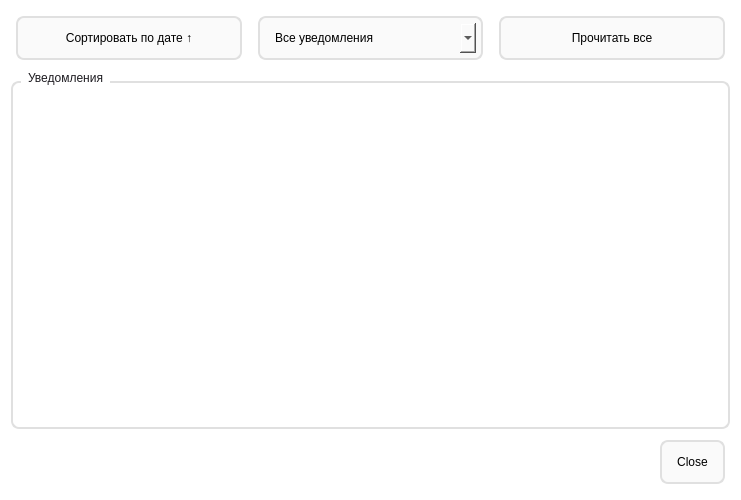
This is src/view/notifications.ui in burakshaevn/qt-car-dealership as Qt 5 draws it before an edit. The edited form follows.
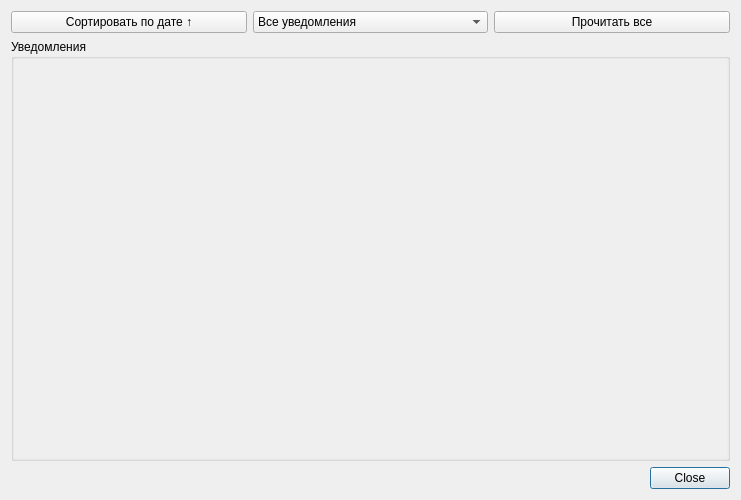
This is the edited form.

Patch:
```diff
--- a/src/view/notifications.ui
+++ b/src/view/notifications.ui
@@ -13,57 +13,6 @@
   <property name="windowTitle">
    <string>🔔 Уведомления</string>
   </property>
-  <property name="styleSheet">
-   <string notr="true">QDialog {
-    background-color: #ffffff;
-    border-radius: 12px;
-}
-QLabel {
-    color: #1d1b20;
-    font: 500 12pt 'JetBrains Mono';
-}
-QLabel[type='header'] {
-    font: 700 18pt 'JetBrains Mono';
-    color: #2196F3;
-    padding: 10px 0;
-}
-QComboBox, QPushButton {
-    padding: 10px 15px;
-    border: 2px solid #e0e0e0;
-    border-radius: 8px;
-    background: #fafafa;
-    font: 11pt 'JetBrains Mono';
-    min-height: 20px;
-    margin: 5px;
-}
-QComboBox:focus, QPushButton:focus {
-    border: 2px solid #2196F3;
-}
-QPushButton:hover {
-    background: #e3f2fd;
-    border: 2px solid #2196F3;
-}
-QPushButton:pressed {
-    background: #bbdefb;
-}
-QScrollArea {
-    border: none;
-    background: transparent;
-}
-QGroupBox {
-    font: 700 14pt 'JetBrains Mono';
-    color: #1d1b20;
-    border: 2px solid #e0e0e0;
-    border-radius: 8px;
-    margin-top: 10px;
-    padding-top: 10px;
-}
-QGroupBox::title {
-    subcontrol-origin: margin;
-    left: 10px;
-    padding: 0 5px 0 5px;
-}</string>
-  </property>
   <layout class="QGridLayout" name="gridLayout">
    <item row="1" column="0">
     <widget class="QGroupBox" name="groupBox">
@@ -88,11 +37,6 @@
       </property>
       <item row="0" column="0">
        <widget class="QScrollArea" name="scrollArea">
-        <property name="styleSheet">
-         <string notr="true">QWidget {
-	background-color: transparent;
-}</string>
-        </property>
         <property name="frameShape">
          <enum>QFrame::Shape::NoFrame</enum>
         </property>
```
Left out of the diff: 4 changed lines with no effect on the pictures.
